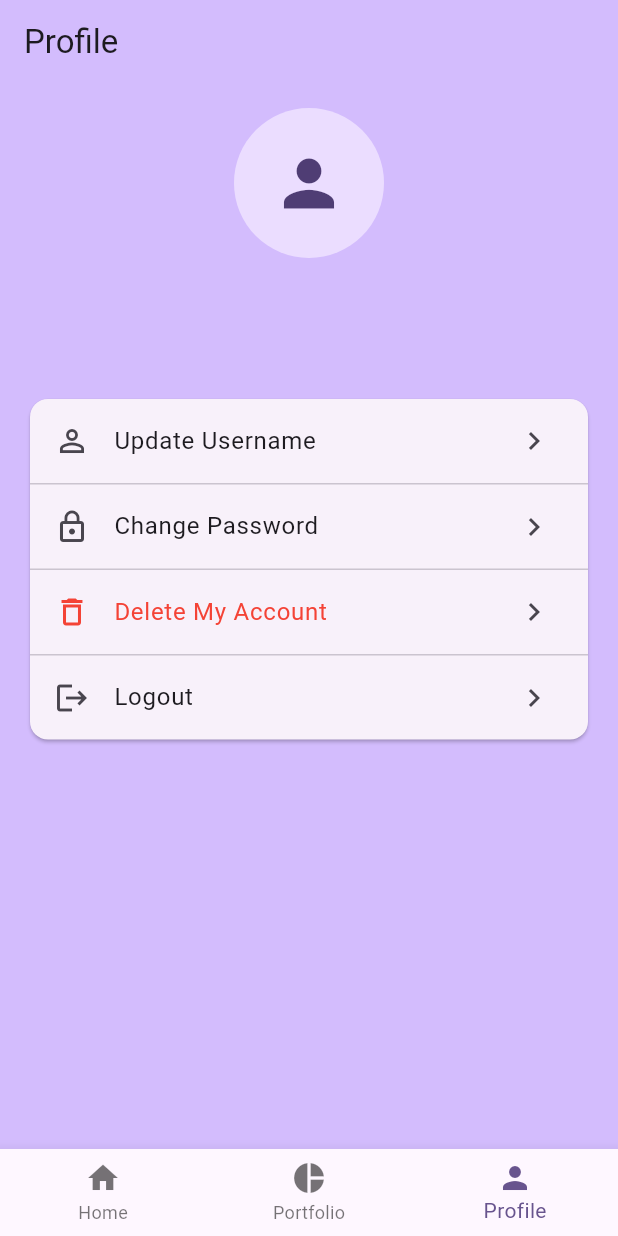
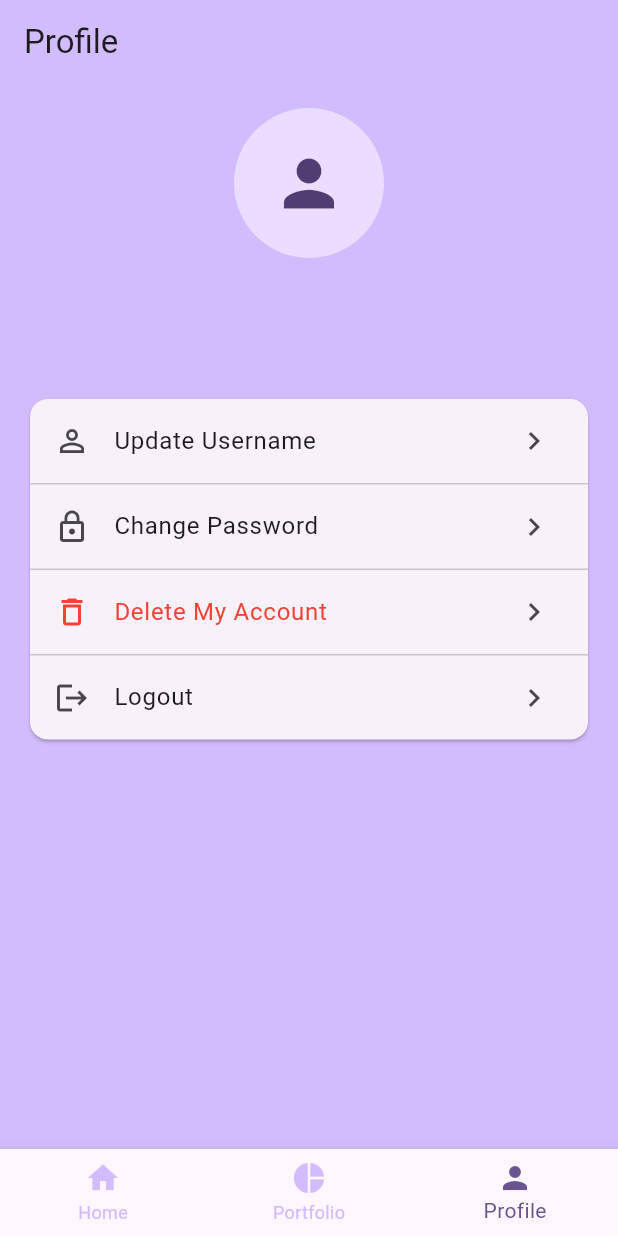
Before and after one commit to juanmjimenezs/flutter_pro, a Flutter app: the screen it shows once a user with an empty profile is signed in, item 3 of the bottom bar chosen, on a phone screen of 412 x 824 dp. Run offline on Flutter 3.47's test engine with Material 3 defaults, Android fonts, the phone set to English and light mode, and no system bars; our stand-ins replace firebase_auth, firebase_core, firebase_database; accounts and stored records are empty; generated files the repository leaves out were written again.

Commit message:
Fix: custom bottom navigation unselected color

```diff
--- a/lib/widgets/custom_bottom_navigation.dart
+++ b/lib/widgets/custom_bottom_navigation.dart
@@ -23,6 +23,7 @@ class CustomBottomNavigation extends StatelessWidget {
       ],
       currentIndex: currentIndex,
       selectedItemColor: Theme.of(context).colorScheme.primary,
+      unselectedItemColor: Theme.of(context).colorScheme.inversePrimary,
       onTap: onTap,
     );
   }
```
